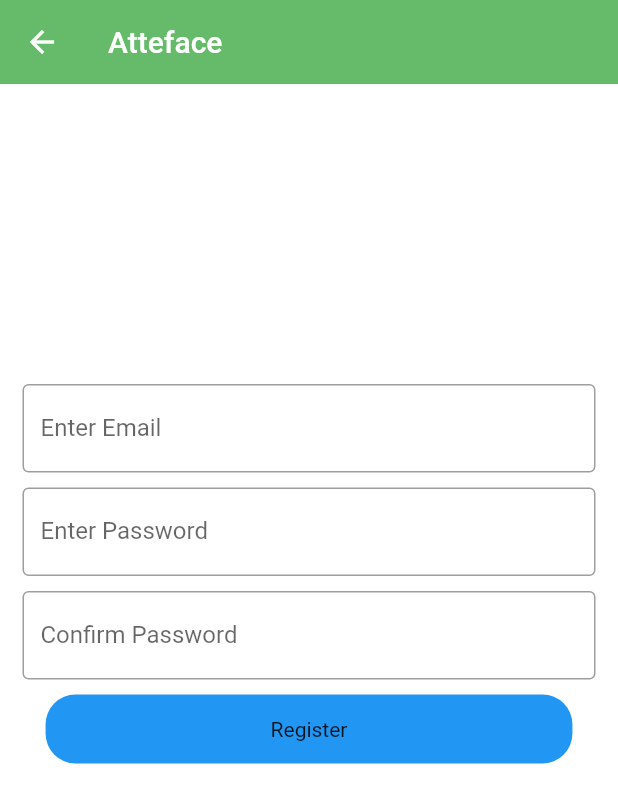
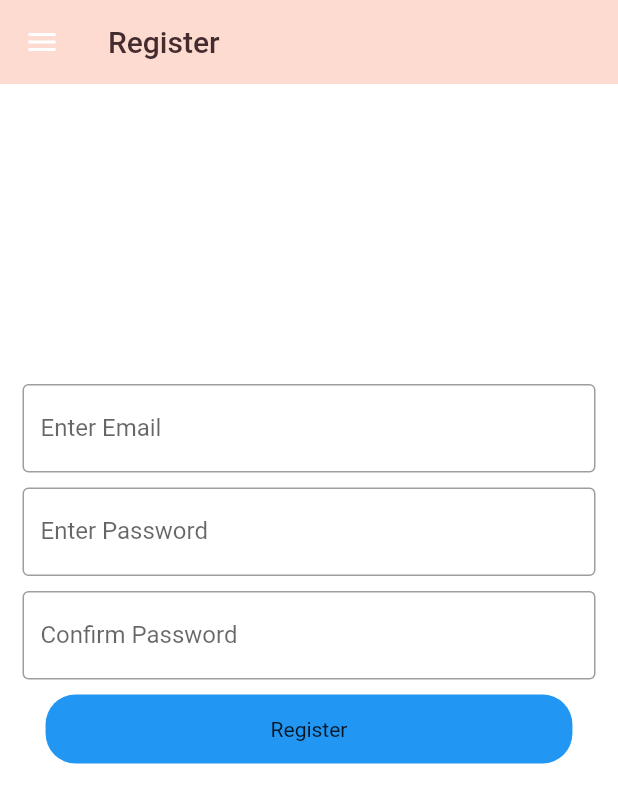
Before and after one commit to alphabeta2206/AtteTime, a Flutter app: the screen it shows after launch, after a tap on "Register", on a phone screen of 412 x 824 dp. Shown: the top 803 px of the screen. Run offline on Flutter 3.47's test engine with Material 2 defaults, Android fonts, the light colour scheme and no system bars; drawn by our look-alikes of backdrop; our stand-ins replace cloud_firestore, firebase_auth, firebase_core, fluttertoast, hexcolor, modal_progress_hud; accounts and stored records are empty; network calls fail.

Commit message:
added to register and login also

```diff
--- a/atfc/lib/signin.dart
+++ b/atfc/lib/signin.dart
@@ -24,9 +24,9 @@ class _LoginState extends State<Login> {
   @override
   Widget build(BuildContext context) {
     return Scaffold(
-        appBar: AppBar(
-          title: Text("Atteface"),
-          backgroundColor: Colors.green[400],
+        appBar: BackdropAppBar(
+              backgroundColor: HexColor("#FEDBD0"),
+              title: Text('Login',style: TextStyle(color:HexColor("#442C2E"))),
         ),
         body: Center(
           child: ModalProgressHUD(
--- a/atfc/lib/signup.dart
+++ b/atfc/lib/signup.dart
@@ -24,9 +24,9 @@ class _RegisterState extends State<Register> {
   @override
   Widget build(BuildContext context) {
     return Scaffold(
-      appBar: AppBar(
-        title: Text("Atteface"),
-        backgroundColor: Colors.green[400],
+      appBar: BackdropAppBar(
+              backgroundColor: HexColor("#FEDBD0"),
+              title: Text('Register',style: TextStyle(color:HexColor("#442C2E"))),
       ),
       body: Center(
         child: ModalProgressHUD(
```
